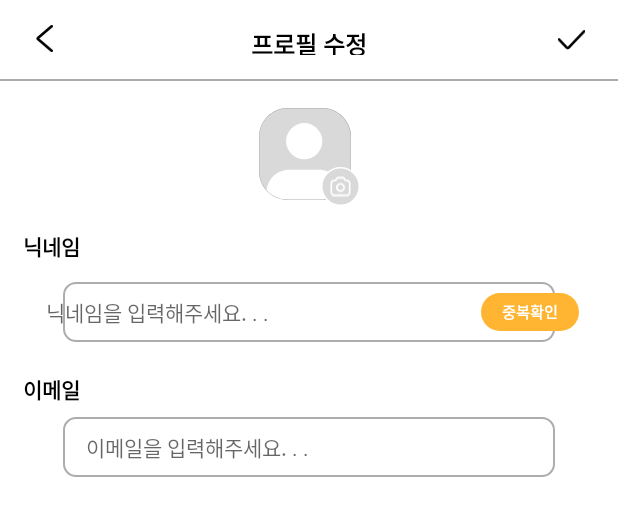
After one commit to 9oormthon-univ/9oormthon-univ-2024_DANPOON_TEAM_41_FE, an Android app: the layout fragment_edit_profile.xml on its own in the app's theme, with its tools: preview values and no code run, on a phone screen of 412 x 824 dp. The commit adds this screen. Shown: the top 516 px of the screen. Run offline under Robolectric (Android 15) with nearby library versions, the phone set to English and light mode, and no system bars.

Commit message:
zero edit_profile.xml finish

```diff
--- /dev/null
+++ b/app/src/main/res/drawable/bg_rectangle_orange_14.xml
@@ -0,0 +1,6 @@
+<?xml version="1.0" encoding="utf-8"?>
+<shape xmlns:android="http://schemas.android.com/apk/res/android"
+    android:shape="rectangle">
+    <solid android:color="@color/Orange20"/>
+    <corners android:radius="14dp"/>
+</shape>
--- /dev/null
+++ b/app/src/main/res/drawable/bg_rectangle_white_radius8_gray45_1.xml
@@ -0,0 +1,9 @@
+<?xml version="1.0" encoding="utf-8"?>
+<shape xmlns:android="http://schemas.android.com/apk/res/android"
+    android:shape="rectangle">
+
+    <solid android:color="@color/white"/>
+    <corners android:radius="8dp"/>
+    <stroke android:width="1dp"
+        android:color="@color/gray45"/>
+</shape>
--- /dev/null
+++ b/app/src/main/res/drawable/ic_camera.xml
@@ -0,0 +1,20 @@
+<vector xmlns:android="http://schemas.android.com/apk/res/android"
+    android:width="16dp"
+    android:height="15dp"
+    android:viewportWidth="16"
+    android:viewportHeight="15">
+  <path
+      android:pathData="M1,5.363C1,5.124 1,5.004 1.01,4.903C1.109,3.929 1.897,3.159 2.893,3.063C2.996,3.053 3.125,3.053 3.384,3.053C3.484,3.053 3.533,3.053 3.576,3.05C4.115,3.018 4.588,2.685 4.79,2.195C4.806,2.156 4.82,2.113 4.85,2.026C4.88,1.94 4.894,1.896 4.91,1.858C5.112,1.368 5.585,1.034 6.124,1.003C6.167,1 6.213,1 6.307,1H9.693C9.787,1 9.833,1 9.876,1.003C10.415,1.034 10.888,1.368 11.09,1.858C11.106,1.896 11.12,1.94 11.15,2.026C11.179,2.113 11.194,2.156 11.21,2.195C11.412,2.685 11.885,3.018 12.424,3.05C12.467,3.053 12.517,3.053 12.616,3.053C12.875,3.053 13.004,3.053 13.107,3.063C14.103,3.159 14.891,3.929 14.99,4.903C15,5.004 15,5.124 15,5.363V10.716C15,11.865 15,12.44 14.771,12.879C14.57,13.266 14.248,13.58 13.853,13.776C13.404,14 12.816,14 11.64,14H4.36C3.184,14 2.596,14 2.147,13.776C1.751,13.58 1.43,13.266 1.229,12.879C1,12.44 1,11.865 1,10.716V5.363Z"
+      android:strokeLineJoin="round"
+      android:strokeWidth="1.3"
+      android:fillColor="#00000000"
+      android:strokeColor="#ffffff"
+      android:strokeLineCap="round"/>
+  <path
+      android:pathData="M8,10.921C9.546,10.921 10.8,9.696 10.8,8.184C10.8,6.673 9.546,5.447 8,5.447C6.454,5.447 5.2,6.673 5.2,8.184C5.2,9.696 6.454,10.921 8,10.921Z"
+      android:strokeLineJoin="round"
+      android:strokeWidth="1.3"
+      android:fillColor="#00000000"
+      android:strokeColor="#ffffff"
+      android:strokeLineCap="round"/>
+</vector>
--- /dev/null
+++ b/app/src/main/res/drawable/ic_camera_background.xml
@@ -0,0 +1,11 @@
+<vector xmlns:android="http://schemas.android.com/apk/res/android"
+    android:width="26dp"
+    android:height="26dp"
+    android:viewportWidth="26"
+    android:viewportHeight="26">
+  <path
+      android:strokeWidth="1"
+      android:pathData="M13,0.5L13,0.5A12.5,12.5 0,0 1,25.5 13L25.5,13A12.5,12.5 0,0 1,13 25.5L13,25.5A12.5,12.5 0,0 1,0.5 13L0.5,13A12.5,12.5 0,0 1,13 0.5z"
+      android:fillColor="#D9D9D9"
+      android:strokeColor="#ffffff"/>
+</vector>
--- /dev/null
+++ b/app/src/main/res/drawable/ic_check.xml
@@ -0,0 +1,12 @@
+<vector xmlns:android="http://schemas.android.com/apk/res/android"
+    android:width="21dp"
+    android:height="15dp"
+    android:viewportWidth="21"
+    android:viewportHeight="15">
+  <path
+      android:pathData="M1,7.067L6.885,13.241C7.279,13.654 7.939,13.654 8.333,13.241L20,1"
+      android:strokeWidth="2"
+      android:fillColor="#00000000"
+      android:strokeColor="#000000"
+      android:strokeLineCap="round"/>
+</vector>
--- /dev/null
+++ b/app/src/main/res/drawable/ic_edit_profile.xml
@@ -0,0 +1,23 @@
+<vector xmlns:android="http://schemas.android.com/apk/res/android"
+    android:width="61dp"
+    android:height="61dp"
+    android:viewportWidth="61"
+    android:viewportHeight="61">
+  <path
+      android:pathData="M0,19C0,8.507 8.507,0 19,0H42C52.493,0 61,8.507 61,19V42C61,52.493 52.493,61 42,61H19C8.507,61 0,52.493 0,42V19Z"
+      android:fillColor="#D9D9D9"/>
+  <path
+      android:pathData="M29.959,22m-12,0a12,12 0,1 1,24 0a12,12 0,1 1,-24 0"
+      android:fillColor="#ffffff"/>
+  <path
+      android:pathData="M54.959,55.857C51.56,59.047 46.988,61 41.959,61H18.959C13.441,61 8.471,58.647 5,54.889C5.568,47.124 12.049,41 19.959,41H39.959C48.196,41 54.882,47.639 54.959,55.857Z"
+      android:fillColor="#ffffff"
+      android:fillType="evenOdd"/>
+  <group>
+    <clip-path
+        android:pathData="M0,19C0,8.507 8.507,0 19,0H42C52.493,0 61,8.507 61,19V42C61,52.493 52.493,61 42,61H19C8.507,61 0,52.493 0,42V19Z"/>
+    <path
+        android:pathData="M19,0.3H42V-0.3H19V0.3ZM60.7,19V42H61.3V19H60.7ZM42,60.7H19V61.3H42V60.7ZM0.3,42V19H-0.3V42H0.3ZM19,60.7C8.672,60.7 0.3,52.328 0.3,42H-0.3C-0.3,52.659 8.341,61.3 19,61.3V60.7ZM60.7,42C60.7,52.328 52.328,60.7 42,60.7V61.3C52.659,61.3 61.3,52.659 61.3,42H60.7ZM42,0.3C52.328,0.3 60.7,8.672 60.7,19H61.3C61.3,8.341 52.659,-0.3 42,-0.3V0.3ZM19,-0.3C8.341,-0.3 -0.3,8.341 -0.3,19H0.3C0.3,8.672 8.672,0.3 19,0.3V-0.3Z"
+        android:fillColor="#ABABAB"/>
+  </group>
+</vector>
--- /dev/null
+++ b/app/src/main/res/layout/fragment_edit_profile.xml
@@ -0,0 +1,204 @@
+<?xml version="1.0" encoding="utf-8"?>
+<androidx.constraintlayout.widget.ConstraintLayout xmlns:android="http://schemas.android.com/apk/res/android"
+    android:layout_width="match_parent"
+    android:layout_height="match_parent"
+    xmlns:app="http://schemas.android.com/apk/res-auto">
+
+    <ImageView
+        android:id="@+id/edit_profile_back_iv"
+        android:layout_width="11dp"
+        android:layout_height="19dp"
+        android:layout_marginStart="24dp"
+        android:layout_marginTop="16dp"
+        android:src="@drawable/ic_black_back_arrow"
+        app:layout_constraintStart_toStartOf="parent"
+        app:layout_constraintTop_toTopOf="parent" />
+
+    <TextView
+        android:id="@+id/edit_profile_title_tv"
+        android:layout_width="wrap_content"
+        android:layout_height="19dp"
+        android:text="프로필 수정"
+        android:textSize="16sp"
+        android:textColor="@color/black"
+        android:textStyle="bold"
+        android:layout_marginTop="17dp"
+        app:layout_constraintTop_toTopOf="parent"
+        app:layout_constraintStart_toStartOf="parent"
+        app:layout_constraintEnd_toEndOf="parent"/>
+
+    <ImageView
+        android:id="@+id/edit_profile_check_iv"
+        android:layout_width="19dp"
+        android:layout_height="13dp"
+        android:layout_marginEnd="21dp"
+        android:layout_marginTop="20dp"
+        android:src="@drawable/ic_check"
+        app:layout_constraintEnd_toEndOf="parent"
+        app:layout_constraintTop_toTopOf="parent" />
+
+    <View
+        android:layout_width="match_parent"
+        android:layout_height="1dp"
+        android:background="@color/gray40"
+        android:layout_marginTop="17dp"
+        app:layout_constraintTop_toBottomOf="@id/edit_profile_back_iv"/>
+
+    <FrameLayout
+        android:id="@+id/edit_profile_fl"
+        android:layout_width="67dp"
+        android:layout_height="65dp"
+        android:layout_gravity="center"
+        android:layout_marginTop="72dp"
+        app:layout_constraintTop_toTopOf="parent"
+        app:layout_constraintStart_toStartOf="parent"
+        app:layout_constraintEnd_toEndOf="parent">
+
+        <ImageView
+            android:id="@+id/edit_profile_fl_profile_iv"
+            android:layout_width="61dp"
+            android:layout_height="61dp"
+            android:src="@drawable/ic_mypage_profile"/>
+
+        <ImageView
+            android:id="@+id/edit_profile_fl_camera_iv"
+            android:layout_width="26dp"
+            android:layout_height="26dp"
+            android:src="@drawable/ic_camera"
+            android:layout_gravity="bottom|end"
+            android:layout_marginStart="41dp"
+            android:background="@drawable/ic_camera_background"
+            android:padding="6dp"/>
+    </FrameLayout>
+
+    <TextView
+        android:id="@+id/edit_profile_nickname_title_tv"
+        android:layout_width="123dp"
+        android:layout_height="wrap_content"
+        android:text="닉네임"
+        android:textSize="14sp"
+        android:textStyle="bold"
+        android:textColor="@color/black"
+        android:layout_marginTop="153dp"
+        android:layout_marginStart="15dp"
+        app:layout_constraintTop_toTopOf="parent"
+        app:layout_constraintStart_toStartOf="parent"/>
+
+    <View
+        android:id="@+id/edit_profile_nickname_edit_view"
+        android:layout_width="328dp"
+        android:layout_height="40dp"
+        android:background="@drawable/bg_rectangle_white_radius8_gray45_1"
+        android:layout_marginTop="13dp"
+        android:layout_marginStart="20dp"
+        android:layout_marginEnd="20dp"
+        app:layout_constraintTop_toBottomOf="@id/edit_profile_nickname_title_tv"
+        app:layout_constraintStart_toStartOf="parent"
+        app:layout_constraintEnd_toEndOf="parent"/>
+
+    <EditText
+        android:id="@+id/edit_profile_nickname_edit_ed"
+        android:layout_width="247dp"
+        android:layout_height="wrap_content"
+        android:background="@null"
+        android:hint="닉네임을 입력해주세요. . ."
+        android:textColor="@color/black"
+        android:textSize="14sp"
+        android:layout_marginStart="15dp"
+        app:layout_constraintStart_toStartOf="@id/edit_profile_nickname_title_tv"
+        app:layout_constraintBottom_toBottomOf="@id/edit_profile_nickname_edit_view"
+        app:layout_constraintTop_toTopOf="@id/edit_profile_nickname_edit_view"/>
+
+    <TextView
+        android:id="@+id/edit_profile_nickname_check_tv"
+        android:layout_width="65dp"
+        android:layout_height="25dp"
+        android:text="중복확인"
+        android:textColor="@color/white"
+        android:textSize="10sp"
+        android:textStyle="bold"
+        android:gravity="center"
+        android:background="@drawable/bg_rectangle_orange_14"
+        android:layout_marginEnd="26dp"
+        app:layout_constraintEnd_toEndOf="parent"
+        app:layout_constraintBottom_toBottomOf="@id/edit_profile_nickname_edit_view"
+        app:layout_constraintTop_toTopOf="@id/edit_profile_nickname_edit_view"/>
+
+    <TextView
+        android:id="@+id/edit_profile_nickname_warn_tv"
+        android:layout_width="247dp"
+        android:layout_height="13dp"
+        android:text="* 사용 할 수 없는 닉네임이에요."
+        android:textColor="@color/error_color"
+        android:textSize="10sp"
+        android:layout_marginTop="5dp"
+        android:layout_marginStart="28dp"
+        app:layout_constraintStart_toStartOf="parent"
+        app:layout_constraintTop_toBottomOf="@id/edit_profile_nickname_edit_view"
+        android:visibility="gone"/>
+
+    <TextView
+        android:id="@+id/edit_profile_nickname_ok_tv"
+        android:layout_width="247dp"
+        android:layout_height="13dp"
+        android:text="* 사용 가능한 닉네임이에요."
+        android:textColor="@color/black"
+        android:textSize="10sp"
+        android:layout_marginTop="5dp"
+        android:layout_marginStart="28dp"
+        app:layout_constraintStart_toStartOf="parent"
+        app:layout_constraintTop_toBottomOf="@id/edit_profile_nickname_edit_view"
+        android:visibility="gone"/>
+
+    <TextView
+        android:id="@+id/edit_profile_email_title_tv"
+        android:layout_width="123dp"
+        android:layout_height="wrap_content"
+        android:text="이메일"
+        android:textSize="14sp"
+        android:textStyle="bold"
+        android:textColor="@color/black"
+        android:layout_marginTop="30dp"
+        android:layout_marginStart="15dp"
+        app:layout_constraintTop_toBottomOf="@id/edit_profile_nickname_edit_ed"
+        app:layout_constraintStart_toStartOf="parent"/>
+
+    <View
+        android:id="@+id/edit_profile_email_edit_view"
+        android:layout_width="328dp"
+        android:layout_height="40dp"
+        android:background="@drawable/bg_rectangle_white_radius8_gray45_1"
+        android:layout_marginTop="8dp"
+        android:layout_marginStart="20dp"
+        android:layout_marginEnd="20dp"
+        app:layout_constraintTop_toBottomOf="@id/edit_profile_email_title_tv"
+        app:layout_constraintStart_toStartOf="parent"
+        app:layout_constraintEnd_toEndOf="parent"/>
+
+    <EditText
+        android:id="@+id/edit_profile_email_edit_ed"
+        android:layout_width="247dp"
+        android:layout_height="wrap_content"
+        android:background="@null"
+        android:hint="이메일을 입력해주세요. . ."
+        android:textSize="14sp"
+        android:textColor="@color/black"
+        android:layout_marginStart="15dp"
+        app:layout_constraintStart_toStartOf="@id/edit_profile_email_edit_view"
+        app:layout_constraintBottom_toBottomOf="@id/edit_profile_email_edit_view"
+        app:layout_constraintTop_toTopOf="@id/edit_profile_email_edit_view"/>
+
+    <TextView
+        android:id="@+id/edit_profile_email_warn_tv"
+        android:layout_width="247dp"
+        android:layout_height="13dp"
+        android:text="* 올바른 이메일 형식을 입력해주세요."
+        android:textColor="@color/error_color"
+        android:textSize="10sp"
+        android:layout_marginTop="5dp"
+        android:layout_marginStart="28dp"
+        app:layout_constraintStart_toStartOf="parent"
+        app:layout_constraintTop_toBottomOf="@id/edit_profile_email_edit_view"
+        android:visibility="gone"/>
+
+</androidx.constraintlayout.widget.ConstraintLayout>
--- a/app/src/main/res/layout/fragment_mypage.xml
+++ b/app/src/main/res/layout/fragment_mypage.xml
@@ -208,10 +208,10 @@
         app:layout_constraintStart_toStartOf="parent"
         app:layout_constraintEnd_toEndOf="parent">
 
-        <ImageButton
+        <View
             android:id="@+id/mypage_option1_order_ib"
             android:layout_width="match_parent"
-            android:layout_height="41dp"
+            android:layout_height="41.5dp"
             android:background="@drawable/bg_rectangle_white_stroke8_gray40_top"
             app:layout_constraintStart_toStartOf="parent"
             app:layout_constraintEnd_toEndOf="parent"
@@ -241,10 +241,10 @@
             app:layout_constraintStart_toEndOf="@id/mypage_option1_order_iv"/>
 
 
-        <ImageButton
+        <View
             android:id="@+id/mypage_option1_commu_ib"
             android:layout_width="match_parent"
-            android:layout_height="41dp"
+            android:layout_height="41.5dp"
             android:background="@drawable/bg_rectangle_white_stroke8_gray40_center"
             app:layout_constraintStart_toStartOf="parent"
             app:layout_constraintEnd_toEndOf="parent"
@@ -273,10 +273,10 @@
             app:layout_constraintBottom_toBottomOf="@id/mypage_option1_commu_iv"
             app:layout_constraintStart_toEndOf="@id/mypage_option1_commu_iv"/>
 
-        <ImageButton
+        <View
             android:id="@+id/mypage_option1_comment_ib"
             android:layout_width="match_parent"
-            android:layout_height="41dp"
+            android:layout_height="41.3dp"
             android:background="@drawable/bg_rectangle_white_stroke8_gray40_center"
             app:layout_constraintStart_toStartOf="parent"
             app:layout_constraintEnd_toEndOf="parent"
@@ -305,10 +305,10 @@
             app:layout_constraintBottom_toBottomOf="@id/mypage_option1_comment_iv"
             app:layout_constraintStart_toEndOf="@id/mypage_option1_comment_iv"/>
 
-        <ImageButton
+        <View
             android:id="@+id/mypage_option1_like_ib"
             android:layout_width="match_parent"
-            android:layout_height="41dp"
+            android:layout_height="41.3dp"
             android:background="@drawable/bg_rectangle_white_stroke8_gray40_bottom"
             app:layout_constraintStart_toStartOf="parent"
             app:layout_constraintEnd_toEndOf="parent"
@@ -348,7 +348,7 @@
         app:layout_constraintStart_toStartOf="parent"
         app:layout_constraintEnd_toEndOf="parent">
 
-        <ImageButton
+        <View
             android:id="@+id/mypage_option2_talk_ib"
             android:layout_width="match_parent"
             android:layout_height="47dp"
@@ -380,7 +380,7 @@
             app:layout_constraintBottom_toBottomOf="@id/mypage_option2_talk_iv"
             app:layout_constraintStart_toEndOf="@id/mypage_option2_talk_iv"/>
 
-        <ImageButton
+        <View
             android:id="@+id/mypage_option2_logout_ib"
             android:layout_width="match_parent"
             android:layout_height="47dp"
--- a/app/src/main/res/values/colors.xml
+++ b/app/src/main/res/values/colors.xml
@@ -8,7 +8,8 @@
     <color name="black">#FF000000</color>
     <color name="white">#FFFFFFFF</color>
     <color name="primary_color">#F9B333</color>
-    <color name="primaryOrange">#FFA300</color>
+    <color name="Orange30">#FFA300</color>
+    <color name="Orange20">#FFB531</color>
     <color name="primaryVariant">#FFF3DE</color>
     <color name="error_color">#DE2020</color>
     <color name="gray20">#ECECEC</color>
```
